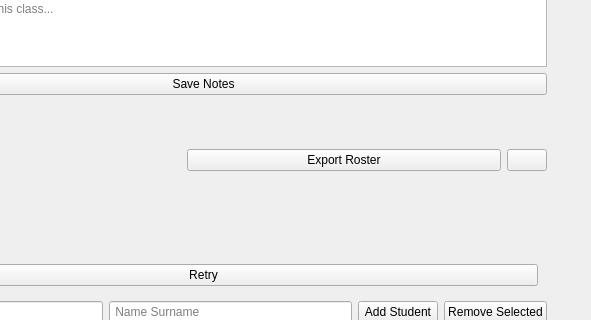
Above: ui/class_window.ui from imndllnuri/students-attendance-app before the change; both pictures show x 184 to 775 and y 261 to 581 of the 775 by 771 pixel window. Below: the same form after it.
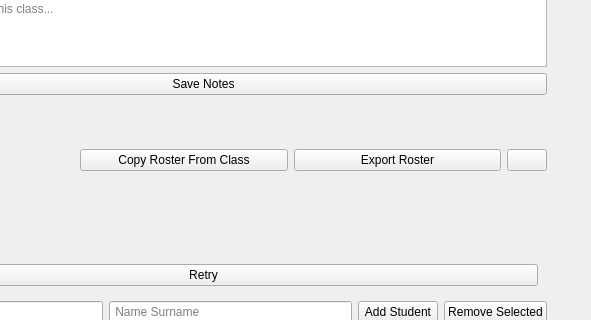
That is the form after the change.

Commit message:
#21: Copy roster from another class
"Copy Roster From Class" button lets an instructor pick one of their
other classes and add every one of its students into the current
class's roster - a lighter alternative to full class duplication (#9)
when only the roster should carry over.

Diff of the .ui file:
```diff
--- a/ui/class_window.ui
+++ b/ui/class_window.ui
@@ -210,6 +210,13 @@
              </property>
             </spacer>
            </item>
+           <item>
+            <widget class="QPushButton" name="copy_roster_btn">
+             <property name="text">
+              <string>Copy Roster From Class</string>
+             </property>
+            </widget>
+           </item>
            <item>
             <widget class="QPushButton" name="export_roster_btn">
              <property name="text">
```
The commit also changes 3 other files.
